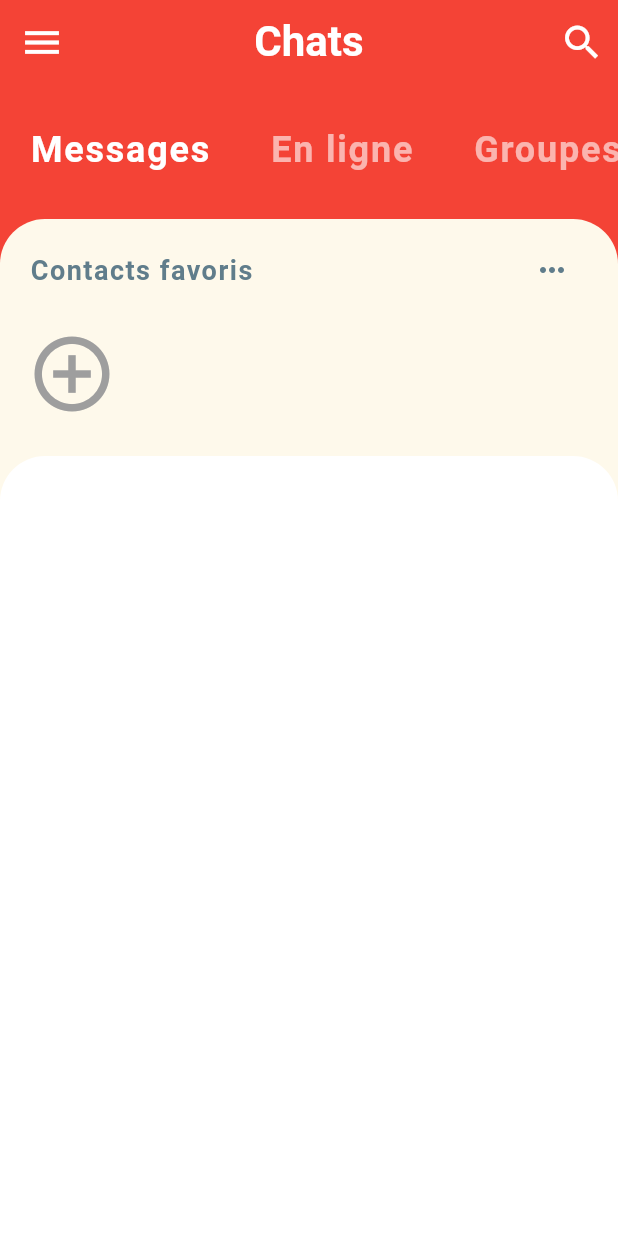
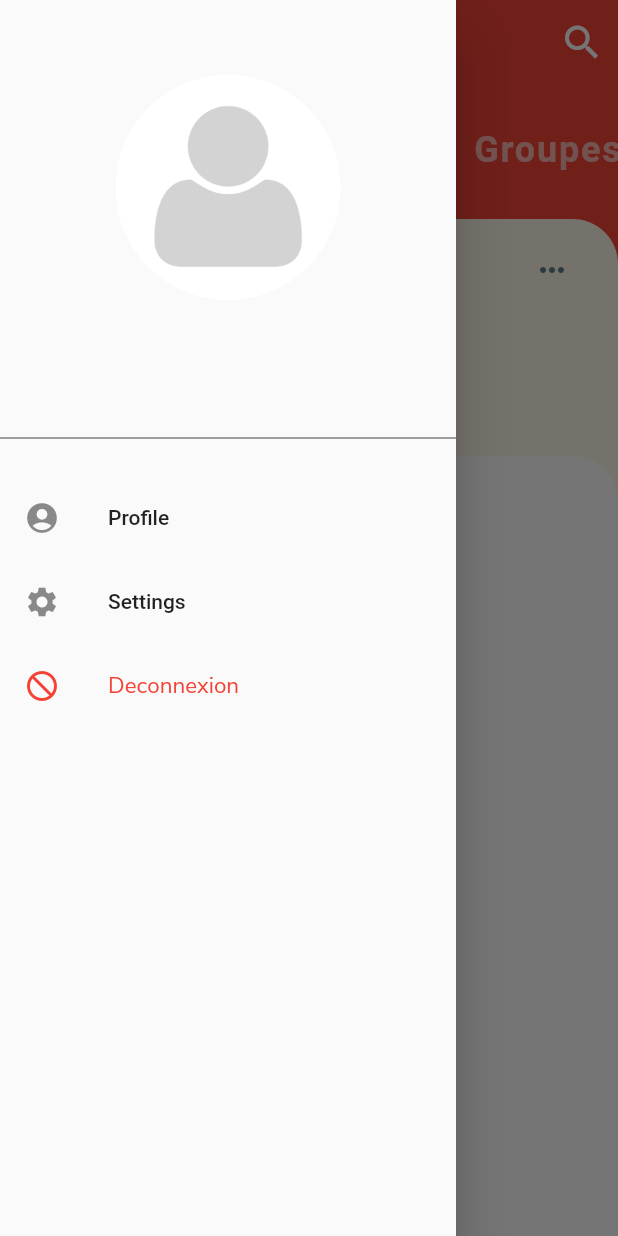
Before and after one commit to quentinfon/SWChat, a Flutter app: the screen it shows once a user with an empty profile is signed in, with the side drawer open (before the commit the screen has no drawer), on a phone screen of 412 x 824 dp. Run offline on Flutter 3.47's test engine with Material 2 defaults, Android fonts, the phone set to English and light mode, and no system bars; our stand-ins replace cloud_firestore, firebase_auth, firebase_storage, flutter_spinkit; accounts and stored records are empty.

Commit message:
drawer (deconnexion + infos utilisateur)

```diff
--- a/lib/screens/home/home.dart
+++ b/lib/screens/home/home.dart
@@ -10,6 +10,7 @@ import 'package:firebase_storage/firebase_storage.dart';
 import 'package:swchat/services/dataHolder.dart';
 import 'package:swchat/services/database.dart';
 import 'package:swchat/widgets/user/ProfilImage.dart';
+import 'package:swchat/widgets/user/infos_utilisateur.dart';
 import 'package:swchat/widgets/user/userMessage.dart';
 
 
@@ -27,14 +28,6 @@ class Home extends StatelessWidget {
       child: Scaffold(
         backgroundColor: Theme.of(context).primaryColor,
         appBar: AppBar(
-          leading: IconButton(
-            icon: Icon(Icons.menu),
-            iconSize: 30.0,
-            color: Colors.white,
-            onPressed: (){
-
-            },
-          ),
           title: Text(
             'Chats',
             style: TextStyle(
@@ -57,6 +50,43 @@ class Home extends StatelessWidget {
             ),
           ],
         ),
+        drawer: Drawer(
+          child: ListView(
+            padding: EdgeInsets.zero,
+            children: <Widget>[
+              SizedBox(height: 50),
+              Container(
+                child: InfosUtilisateur(),
+              ),
+              ListTile(
+                leading: Icon(Icons.account_circle),
+                title: Text('Profile'),
+              ),
+              ListTile(
+                leading: Icon(Icons.settings),
+                title: Text('Settings'),
+              ),
+              ListTile(
+                leading: Icon(
+                  Icons.not_interested,
+                  color: Colors.red,
+                ),
+                title: Text(
+                  'Deconnexion',
+                  style: TextStyle(
+                    color: Colors.red,
+                    fontFamily: 'NunitoSans',
+                    fontSize: 15,
+                    fontWeight: FontWeight.w500
+                  ),
+                ),
+                onTap: () async{
+                  await _auth.signOut();
+                },
+              ),
+            ],
+          ),
+        ),
         body: Container(
           child: HomeScreen(),
         ),
--- /dev/null
+++ b/lib/widgets/user/infos_utilisateur.dart
@@ -0,0 +1,63 @@
+import 'package:flutter/material.dart';
+import 'package:provider/provider.dart';
+import 'package:swchat/models/user.dart';
+import 'package:swchat/shared/loading.dart';
+import 'package:swchat/widgets/user/ProfilImage.dart';
+
+
+class InfosUtilisateur extends StatefulWidget {
+
+  @override
+  _InfosUtilisateurState createState() => _InfosUtilisateurState();
+}
+
+class _InfosUtilisateurState extends State<InfosUtilisateur> {
+
+  UserData utilisateur;
+
+  @override
+  Widget build(BuildContext context) {
+
+    utilisateur = Provider.of<UserData>(context);
+
+    return utilisateur == null ? Loading() : Container(
+      child: Column(
+        children: <Widget>[
+          Container(
+            height: 150.0,
+            width: 150.0,
+            decoration: new BoxDecoration(
+              shape: BoxShape.circle,
+            ),
+            child: ClipRRect(
+              borderRadius: BorderRadius.circular(100.0),
+              child: ProfilImage(url: utilisateur.imageUrl),
+            ),
+          ),
+          SizedBox(height: 10),
+          Text(
+            utilisateur.nom,
+            style: TextStyle(
+              fontSize: 20,
+              fontWeight: FontWeight.bold,
+              fontFamily: 'NunitoSans'
+            ),
+          ),
+          SizedBox(height: 10),
+          Text(
+            utilisateur.bio,
+            style: TextStyle(
+                fontSize: 15,
+                fontFamily: 'NunitoSans',
+              color: Colors.blueGrey
+            ),
+          ),
+          Divider(
+            height: 50,
+            color: Colors.grey[800],
+          ),
+        ],
+      ),
+    );
+  }
+}
```
